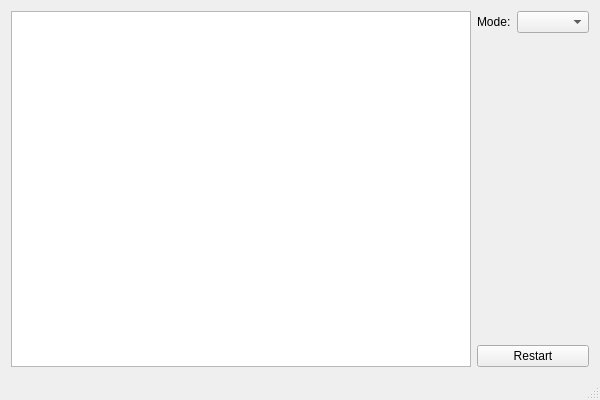
Qt form src/mainwindow.ui (jonpas/FERI-TicTacToe) before a commit.
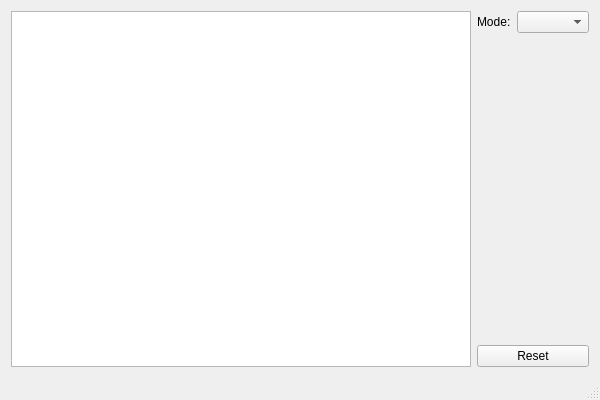
The same form after that commit.

```diff
--- a/src/mainwindow.ui
+++ b/src/mainwindow.ui
@@ -74,7 +74,7 @@
         <item>
          <widget class="QPushButton" name="pushButtonRestart">
           <property name="text">
-           <string>Restart</string>
+           <string>Reset</string>
           </property>
          </widget>
         </item>
```
Left out of the diff: 2 changed lines with no effect on the pictures.
